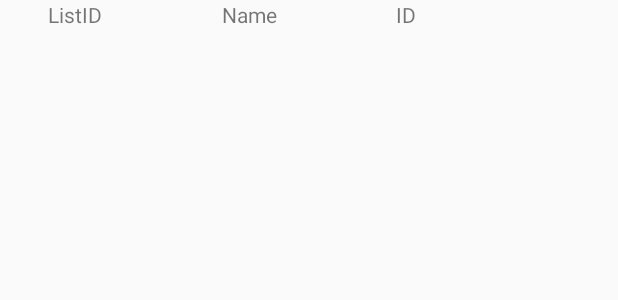
After one commit to brightclay/FetchData, an Android app: the layout list_row_item.xml on its own in the app's theme, with its tools: preview values and no code run, on a phone screen of 412 x 824 dp. The commit adds this screen. Shown: the top 300 px of the screen. Run offline under Robolectric (Android 15) with nearby library versions, the phone set to English and light mode, and no system bars; network calls fail.

Commit message:
JSON fetched and displayed

```diff
--- a/app/src/main/AndroidManifest.xml
+++ b/app/src/main/AndroidManifest.xml
@@ -1,6 +1,8 @@
 <?xml version="1.0" encoding="utf-8"?>
 <manifest xmlns:android="http://schemas.android.com/apk/res/android"
     package="com.sighini.fetch">
+
+    <uses-permission android:name="android.permission.INTERNET"/>
 
     <application
         android:allowBackup="true"
--- /dev/null
+++ b/app/src/main/java/com/sighini/fetch/ModelData.kt
@@ -0,0 +1,4 @@
+package com.sighini.fetch
+
+data class ModelData(val id: String, val listId: String, val name: String?) {
+}
--- /dev/null
+++ b/app/src/main/res/layout/list_row_item.xml
@@ -0,0 +1,37 @@
+<?xml version="1.0" encoding="utf-8"?>
+<layout xmlns:android="http://schemas.android.com/apk/res/android"
+    xmlns:tools="http://schemas.android.com/tools">
+
+    <data>
+        <variable name="data" type="com.sighini.fetch.ModelData" />
+    </data>
+    <LinearLayout
+        android:layout_width="match_parent"
+        android:layout_height="wrap_content"
+        android:paddingBottom="8dp"
+        android:paddingStart="32dp"
+        android:paddingEnd="32dp">
+
+        <TextView
+            android:layout_width="0dp"
+            android:layout_height="wrap_content"
+            android:layout_weight="1"
+            android:text="@{data.listId}"
+            tools:text="ListID"/>
+
+        <TextView
+            android:layout_width="0dp"
+            android:layout_height="wrap_content"
+            android:layout_weight="1"
+            android:text="@{data.name}"
+            tools:text="Name"/>
+
+        <TextView
+            android:layout_width="0dp"
+            android:layout_height="wrap_content"
+            android:layout_weight="1"
+            android:text="@{data.id}"
+            tools:text="ID"/>
+
+    </LinearLayout>
+</layout>
--- /dev/null
+++ b/settings.gradle
@@ -0,0 +1,2 @@
+include ':app'
+rootProject.name = "Fetch Rewards"
```
Also changed, not shown: app/build.gradle (+13 -2 lines), app/src/main/java/com/sighini/fetch/MainActivity.kt (+23 -7 lines), app/src/main/java/com/sighini/fetch/MainViewModel.kt (added, +24 -0 lines), app/src/main/java/com/sighini/fetch/ModelLayer.kt (added, +48 -0 lines), app/src/main/java/com/sighini/fetch/adapter/DataAdapter.kt (added, +29 -0 lines), app/src/main/java/com/sighini/fetch/remote/VolleySingleton.kt (added, +22 -0 lines), app/src/main/res/layout/activity_main.xml (+26 -5 lines), build.gradle (added, +26 -0 lines), gradle.properties (added, +21 -0 lines), gradle/wrapper/gradle-wrapper.properties (added), 4 other files.
